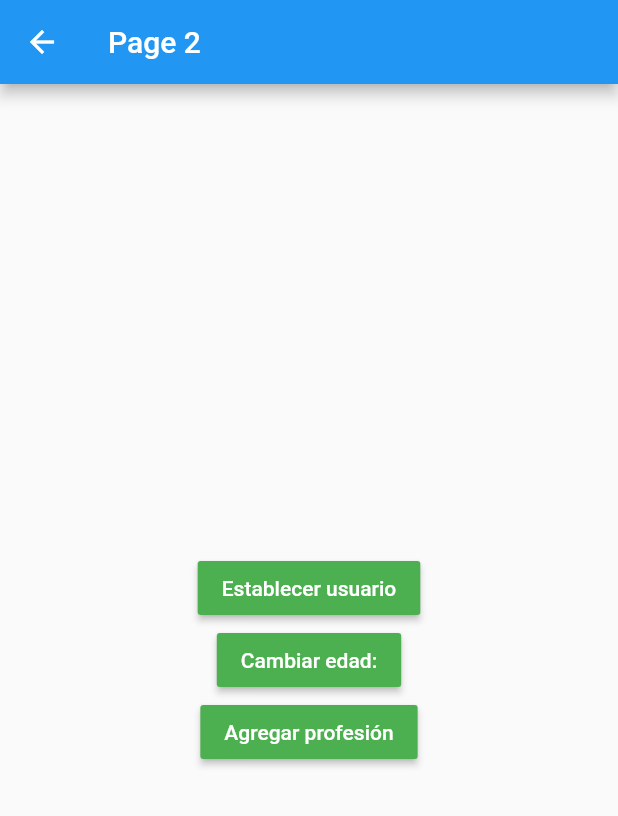
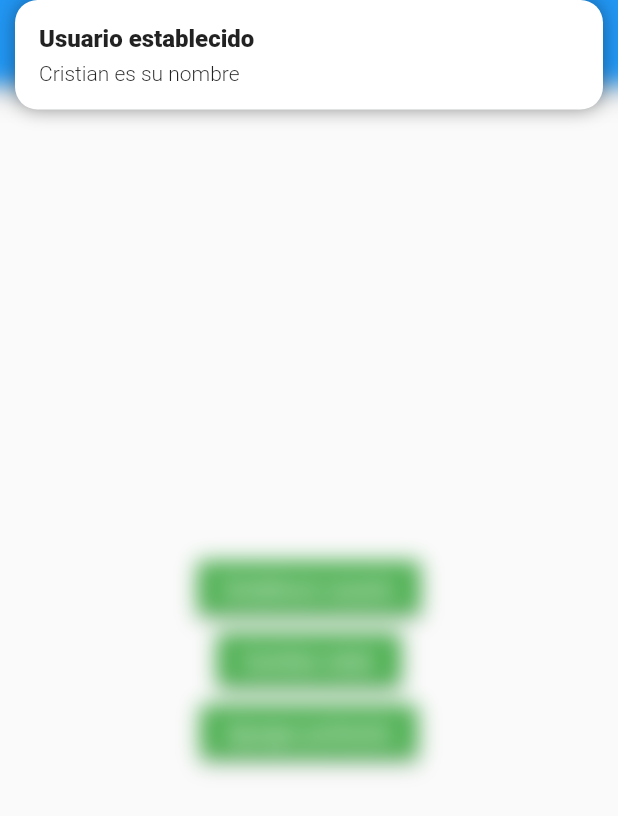
Before and after one commit to CrisMEDev/Flutter-Gestores_de_estado, a Flutter app: the Page2Page screen opened by its route, after a tap on "Establecer usuario", on a phone screen of 412 x 824 dp. Shown: the top 816 px of the screen. Run offline on Flutter 3.47's test engine with Material 2 defaults, Android fonts, the phone set to English and light mode, and no system bars; our stand-ins replace get.

Commit message:
Se usó un snackbar con getx para notificar cuando el usuario es establecido

```diff
--- a/lib/controllers/usuario_controller.dart
+++ b/lib/controllers/usuario_controller.dart
@@ -1,3 +1,4 @@
+import 'package:flutter/material.dart';
 import 'package:get/get.dart';
 
 import 'package:gestores_de_estado/models/usuario.dart';
--- a/lib/pages/page2.dart
+++ b/lib/pages/page2.dart
@@ -47,6 +47,18 @@ class Page2Page extends StatelessWidget {
                 );
 
                 usuarioCtrl.cargarUsuario( newUser );
+
+                Get.snackbar(
+                  'Usuario establecido',
+                  'Cristian es su nombre',
+                  backgroundColor: Colors.white,
+                  boxShadows: [
+                    BoxShadow(
+                      color: Colors.black38,
+                      blurRadius: 10
+                    ),
+                  ]
+                );
               }
             ),
 
```
